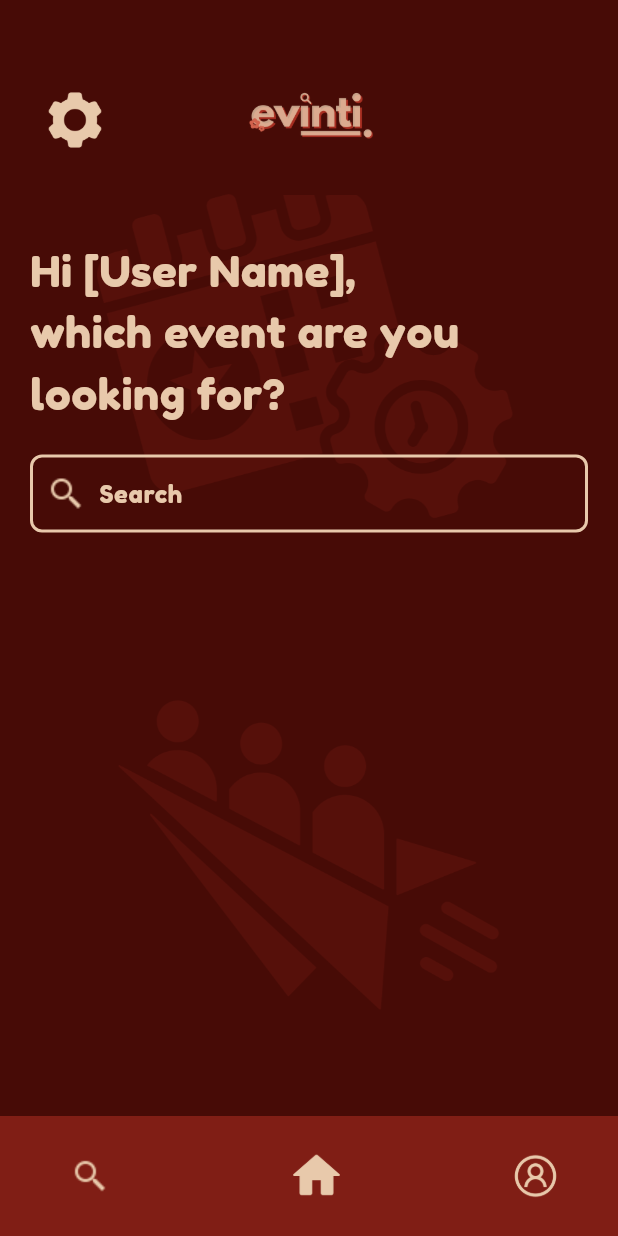
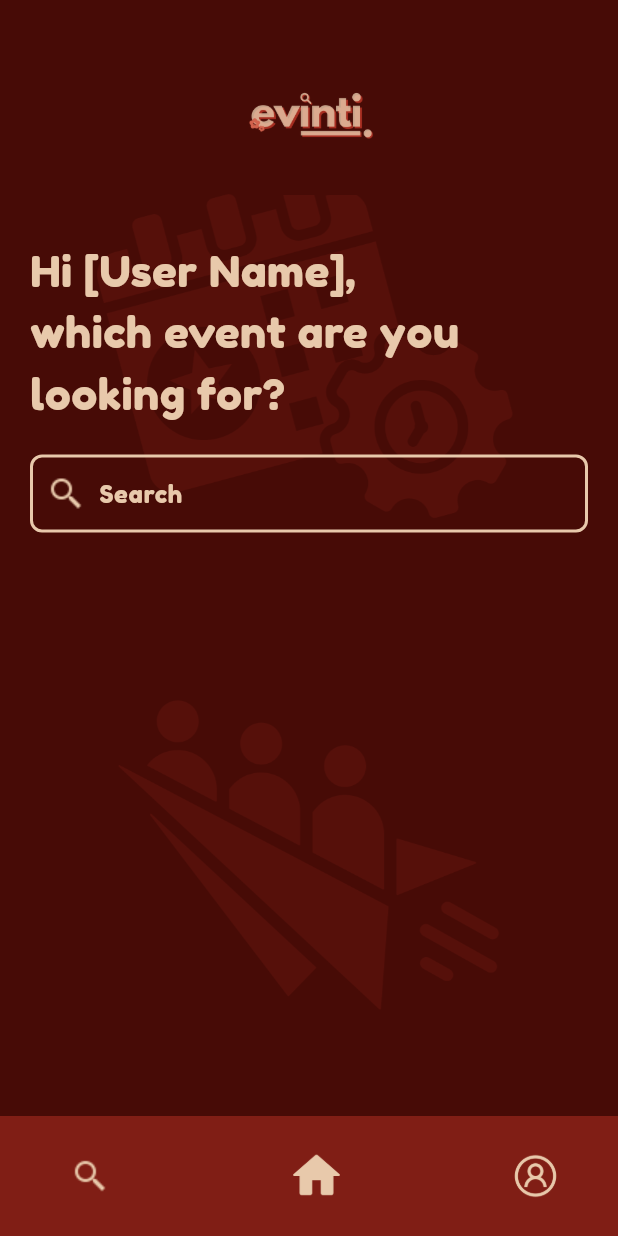
Before and after one commit to MaazPotrick/evinti, a Flutter app: the StudentSearch screen opened directly, on a phone screen of 412 x 824 dp. Run offline on Flutter 3.47's test engine with Material 3 defaults, Android fonts, the phone set to English and light mode, and no system bars; our stand-ins replace carousel_slider, cloud_firestore, confetti, firebase_auth, firebase_core, firebase_storage and 5 more; accounts and stored records are empty.

Commit message:
removed unused stuff from Student home page, student search and put refresh icon on Organizer home page.

```diff
--- a/lib/OrganizerHomePage.dart
+++ b/lib/OrganizerHomePage.dart
@@ -166,7 +166,7 @@ class _OrganizerHomePageState extends State<OrganizerHomePage> {
                         width: 50,
                         child: GestureDetector(
                           onTap: () => _fetchClubEvents(_clubName!), // Refresh when tapped
-                          child: Image.asset('assets/images/setting2.png'),
+                          child: Image.asset('assets/images/refresh.png'),
                         ),
                       ),
                     ],
--- a/lib/StudentSearch.dart
+++ b/lib/StudentSearch.dart
@@ -39,28 +39,13 @@ class _StudentSearchState extends State<StudentSearch> {
                 Padding(
                   padding: const EdgeInsets.symmetric(horizontal: 20),
                   child: Row(
-                    mainAxisAlignment: MainAxisAlignment.spaceBetween,
+                    mainAxisAlignment: MainAxisAlignment.center,
                     children: [
-                      SizedBox(
-                        width: 60,
-                        height: 60,
-                        child: IconButton(
-                          icon: Image.asset('assets/images/setting.png'),
-                          onPressed: () {},
-                        ),
+                      // Centered Logo
+                      Image.asset(
+                        'assets/images/Logo.png',
+                        height: 100, // Keep logo bigger
                       ),
-                      Expanded(
-                        child: Center(
-                          child: Image.asset(
-                            'assets/images/Logo.png',
-                            height: 100, // Keep logo bigger
-                          ),
-                        ),
-                      ),
-                      const SizedBox(
-                        width: 60,
-                        height: 60,
-                      ), // Placeholder to balance the layout
                     ],
                   ),
                 ),
--- a/pubspec.yaml
+++ b/pubspec.yaml
@@ -76,6 +76,7 @@ flutter:
     - assets/images/openEye.png
     - assets/images/openEye2.png
     - assets/images/closeEye2.png
+    - assets/images/refresh.png
 
   # Add custom fonts
   fonts:
```
Also changed, not shown: lib/StudentHome.dart (+0 -16 lines), assets/images/refresh.png (added).
